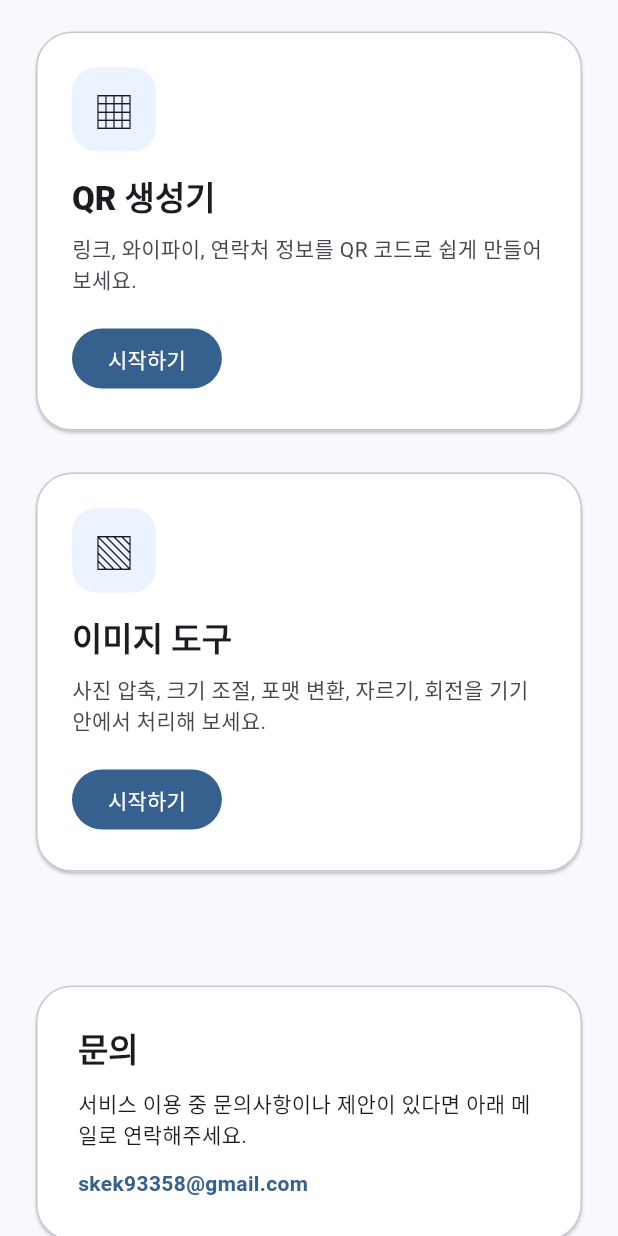
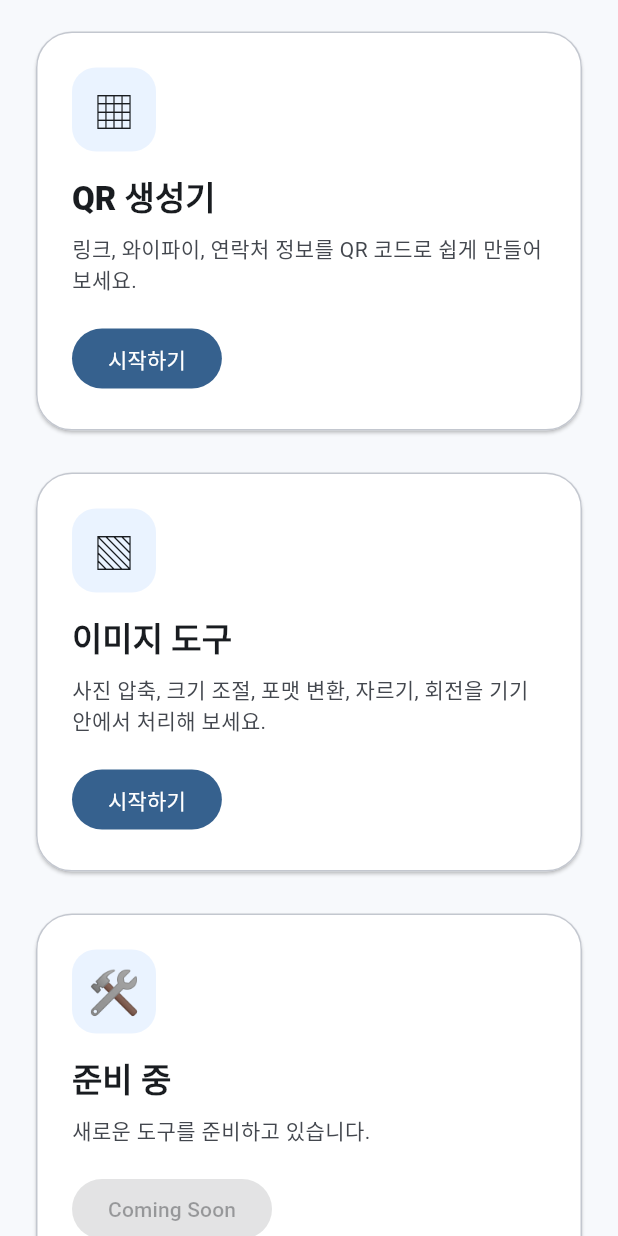
Before and after one commit to hackyeon/tool_box, a Flutter app: the screen it shows after launch, scrolled down 576 dp, on a phone screen of 412 x 824 dp. Run offline on Flutter 3.47's test engine with Material 3 defaults, Android fonts, the phone set to English and light mode, and no system bars; our stand-ins replace cross_file, flutter_image_compress, google_mobile_ads, image_picker, pdf, printing and 1 more; missing offline and left inert: desktop_drop, qr; network calls fail.

Commit message:
feat: 메인화면 준비중 추가

```diff
--- a/lib/features/home/super_app_home_page.dart
+++ b/lib/features/home/super_app_home_page.dart
@@ -74,6 +74,15 @@ class SuperAppHomePage extends StatelessWidget {
                                         '사진 압축, 크기 조절, 포맷 변환, 자르기, 회전을 기기 안에서 처리해 보세요.',
                                     buttonText: '시작하기',
                                     routeName: App.routeImageTools,
+                                  ),
+                                ),
+                                SizedBox(
+                                  width: cardWidth,
+                                  child: const _ToolCard(
+                                    icon: '🛠️',
+                                    title: '준비 중',
+                                    description: '새로운 도구를 준비하고 있습니다.',
+                                    buttonText: 'Coming Soon',
                                   ),
                                 ),
                               ],
```
Also changed, not shown: 1 other file.
